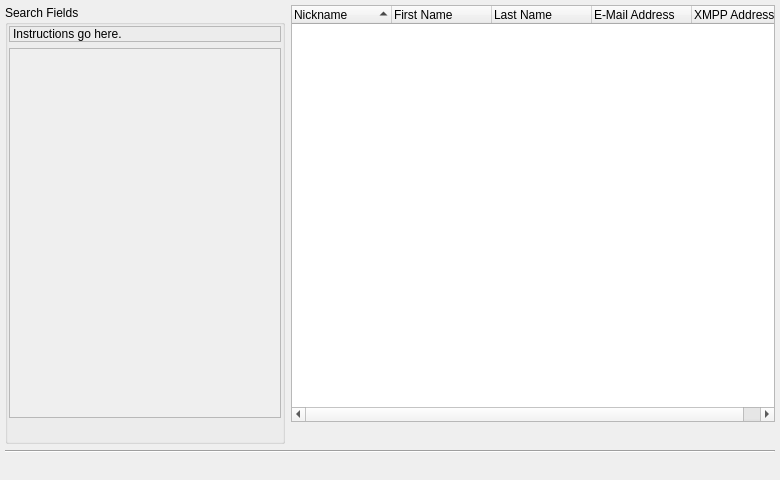
Qt form src/search.ui (psi-im/psi) before a commit.
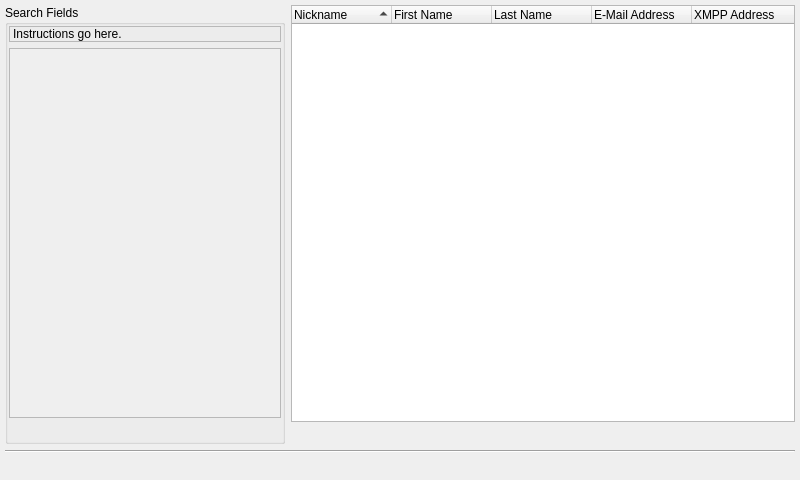
The same form after that commit. Custom widgets are drawn as their Qt base class.

```diff
--- a/src/search.ui
+++ b/src/search.ui
@@ -6,7 +6,7 @@
    <rect>
     <x>0</x>
     <y>0</y>
-    <width>780</width>
+    <width>800</width>
     <height>480</height>
    </rect>
   </property>
```
Left out of the diff: 4 changed lines with no effect on the pictures.
